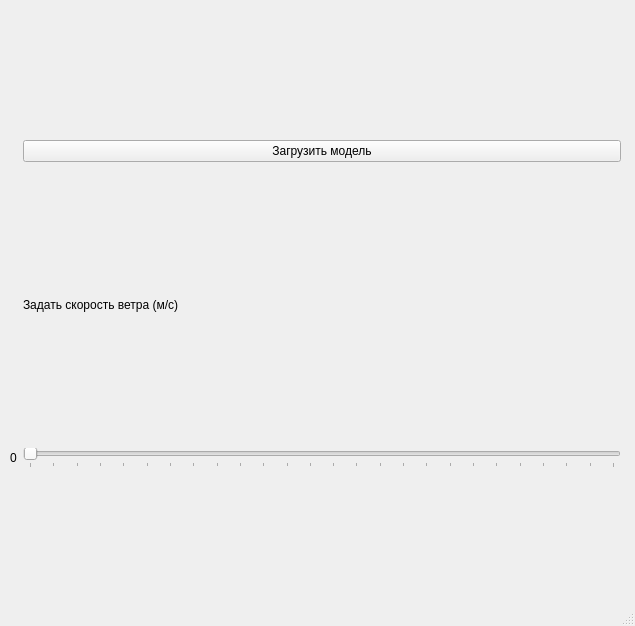
The window that inc/main_window.ui (PajiloyLis/BMSTU-CG-CP) describes before a commit, drawn with Qt 5.
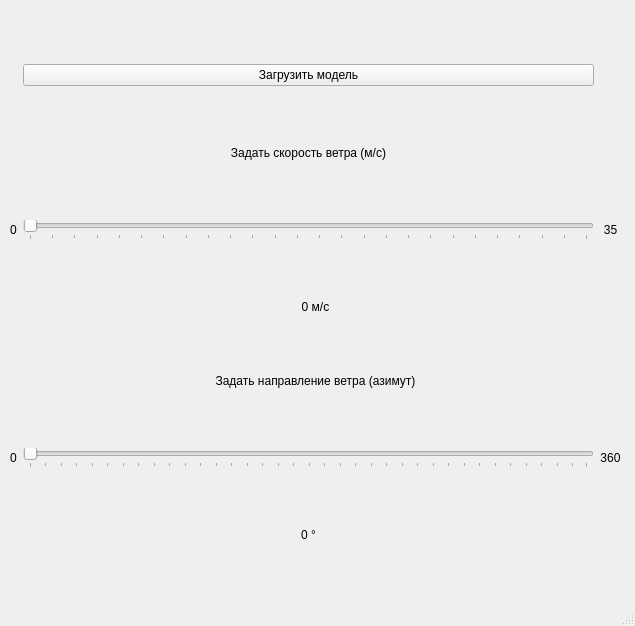
The same window after the commit.

Patch:
```diff
--- a/inc/main_window.ui
+++ b/inc/main_window.ui
@@ -35,6 +35,47 @@
        <property name="text">
         <string>Задать скорость ветра (м/с)</string>
        </property>
+       <property name="alignment">
+        <set>Qt::AlignCenter</set>
+       </property>
+      </widget>
+     </item>
+     <item row="4" column="0" colspan="3">
+      <widget class="QLabel" name="label_5">
+       <property name="sizePolicy">
+        <sizepolicy hsizetype="Expanding" vsizetype="Fixed">
+         <horstretch>0</horstretch>
+         <verstretch>0</verstretch>
+        </sizepolicy>
+       </property>
+       <property name="text">
+        <string>Задать направление ветра (азимут)</string>
+       </property>
+       <property name="alignment">
+        <set>Qt::AlignCenter</set>
+       </property>
+      </widget>
+     </item>
+     <item row="5" column="1">
+      <widget class="QSlider" name="horizontalSlider_2">
+       <property name="minimum">
+        <number>0</number>
+       </property>
+       <property name="maximum">
+        <number>359</number>
+       </property>
+       <property name="sliderPosition">
+        <number>0</number>
+       </property>
+       <property name="orientation">
+        <enum>Qt::Horizontal</enum>
+       </property>
+       <property name="tickPosition">
+        <enum>QSlider::TicksBelow</enum>
+       </property>
+       <property name="tickInterval">
+        <number>10</number>
+       </property>
       </widget>
      </item>
      <item row="0" column="1">
@@ -44,6 +85,45 @@
        </property>
       </widget>
      </item>
+     <item row="3" column="0" colspan="3">
+      <widget class="QLabel" name="label_4">
+       <property name="enabled">
+        <bool>true</bool>
+       </property>
+       <property name="sizePolicy">
+        <sizepolicy hsizetype="Preferred" vsizetype="Fixed">
+         <horstretch>0</horstretch>
+         <verstretch>0</verstretch>
+        </sizepolicy>
+       </property>
+       <property name="text">
+        <string>0 м/с</string>
+       </property>
+       <property name="alignment">
+        <set>Qt::AlignCenter</set>
+       </property>
+      </widget>
+     </item>
+     <item row="5" column="2">
+      <widget class="QLabel" name="label_7">
+       <property name="text">
+        <string>360</string>
+       </property>
+       <property name="alignment">
+        <set>Qt::AlignCenter</set>
+       </property>
+      </widget>
+     </item>
+     <item row="2" column="2">
+      <widget class="QLabel" name="label_3">
+       <property name="text">
+        <string>35</string>
+       </property>
+       <property name="alignment">
+        <set>Qt::AlignCenter</set>
+       </property>
+      </widget>
+     </item>
      <item row="2" column="1">
       <widget class="QSlider" name="horizontalSlider">
        <property name="minimum">
@@ -66,10 +146,39 @@
        </property>
       </widget>
      </item>
+     <item row="5" column="0">
+      <widget class="QLabel" name="label_6">
+       <property name="text">
+        <string>0</string>
+       </property>
+       <property name="alignment">
+        <set>Qt::AlignCenter</set>
+       </property>
+      </widget>
+     </item>
      <item row="2" column="0">
       <widget class="QLabel" name="label_2">
        <property name="text">
         <string>0</string>
+       </property>
+       <property name="alignment">
+        <set>Qt::AlignCenter</set>
+       </property>
+      </widget>
+     </item>
+     <item row="6" column="1">
+      <widget class="QLabel" name="label_8">
+       <property name="sizePolicy">
+        <sizepolicy hsizetype="Preferred" vsizetype="Fixed">
+         <horstretch>0</horstretch>
+         <verstretch>0</verstretch>
+        </sizepolicy>
+       </property>
+       <property name="text">
+        <string>0 °</string>
+       </property>
+       <property name="alignment">
+        <set>Qt::AlignCenter</set>
        </property>
       </widget>
      </item>
```
